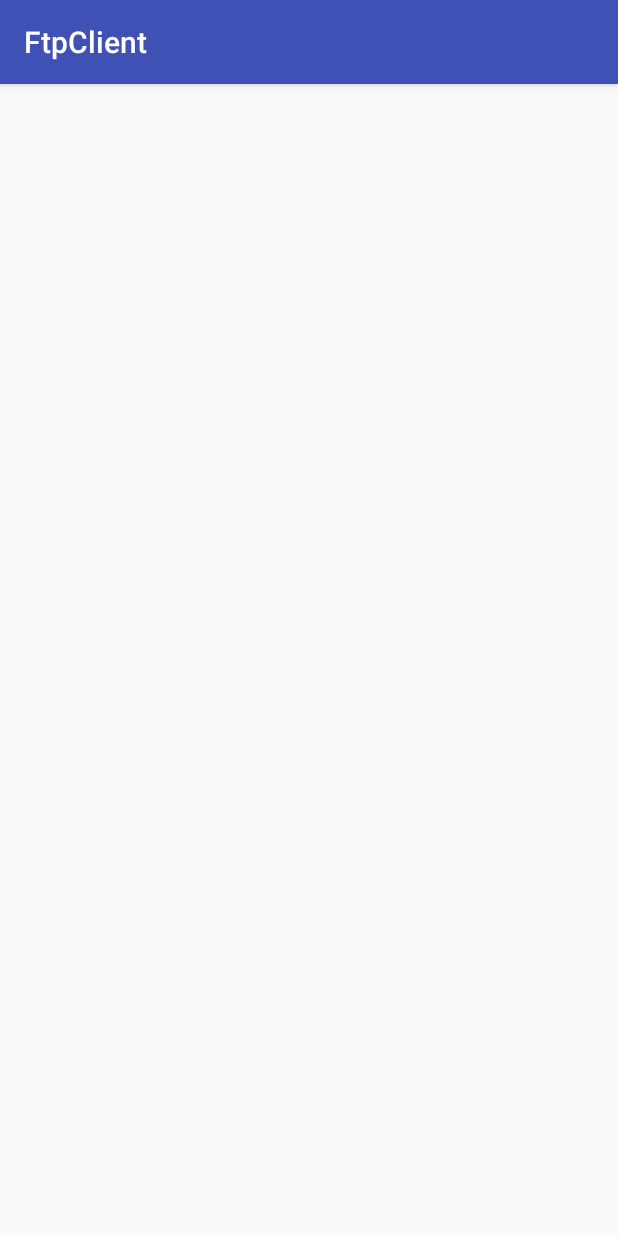
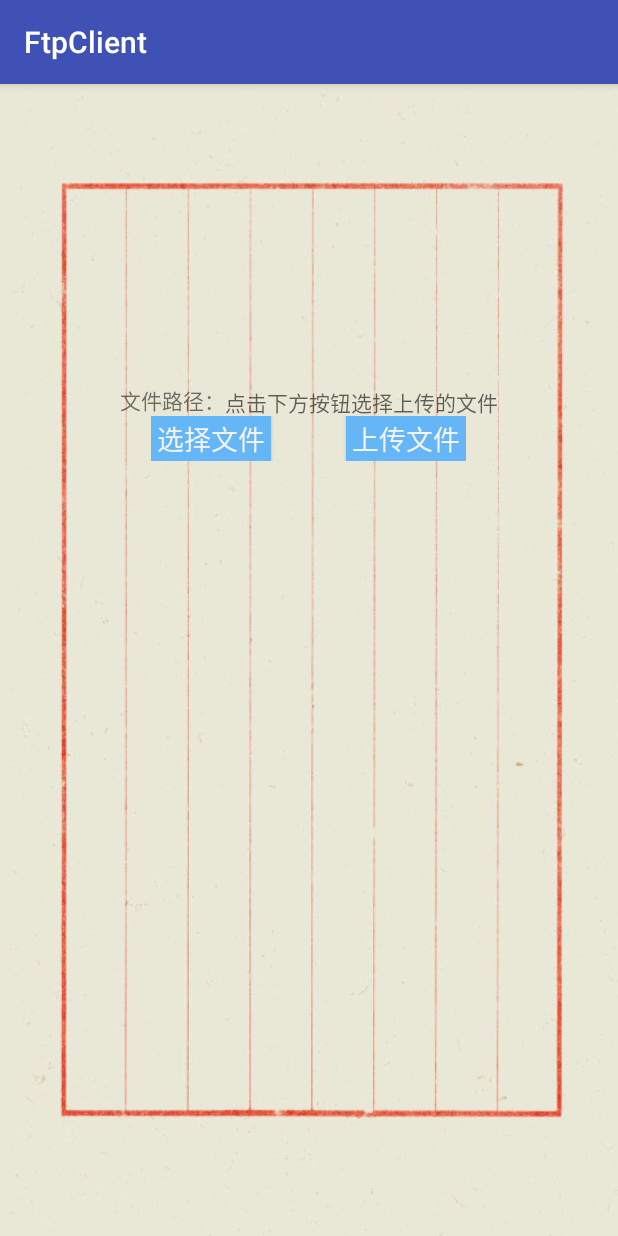
Before and after one commit to wxhnewStar/FtpClient, an Android app: the uploadActivity screen opened directly, with no data from a screen before it, on a phone screen of 412 x 824 dp. Run offline under Robolectric (Android 15) with nearby library versions, the phone set to English and light mode, and no system bars.

Commit message:
22日中午 1.实现了打开文件浏览器选择文件 ps:还未解决路径问题以及上传进度条的问题

```diff
--- a/app/src/main/res/layout/activity_upload.xml
+++ b/app/src/main/res/layout/activity_upload.xml
@@ -1,9 +1,54 @@
 <?xml version="1.0" encoding="utf-8"?>
-<android.support.constraint.ConstraintLayout xmlns:android="http://schemas.android.com/apk/res/android"
+<LinearLayout xmlns:android="http://schemas.android.com/apk/res/android"
     xmlns:app="http://schemas.android.com/apk/res-auto"
     xmlns:tools="http://schemas.android.com/tools"
     android:layout_width="match_parent"
     android:layout_height="match_parent"
-    tools:context="com.example.administrator.ftpclient.uploadActivity">
+    tools:context="com.example.administrator.ftpclient.uploadActivity"
+    android:orientation="vertical"
+    android:background="@mipmap/paper">
+    <LinearLayout
+        android:layout_width="wrap_content"
+        android:layout_height="wrap_content"
+        android:orientation="horizontal"
+        android:layout_gravity="center_horizontal"
+        android:layout_marginTop="200dp"
+        >
+        <TextView
+            android:layout_width="wrap_content"
+            android:layout_height="wrap_content"
+            android:text="文件路径："
+            />
+        <TextView
+            android:layout_width="wrap_content"
+            android:layout_height="wrap_content"
+            android:hint="点击下方按钮选择上传的文件"
+            android:id="@+id/uploadFilePath"/>
+    </LinearLayout>
+    <LinearLayout
+        android:layout_width="wrap_content"
+        android:layout_height="wrap_content"
+        android:layout_gravity="center"
+        android:orientation="horizontal">
+        <Button
+            android:id="@+id/uploadChoose"
+            android:layout_width="80dp"
+            android:layout_height="30dp"
+            android:layout_marginRight="50dp"
+            android:text="选择文件"
+            android:textSize="18dp"
+            android:layout_gravity="center"
+            android:background="@color/colorlogin_background"
+            android:textColor="@color/colorLoginEditText"/>
+        <Button
+            android:id="@+id/uploadconfirm"
+            android:layout_width="80dp"
+            android:layout_height="30dp"
+            android:text="上传文件"
+            android:textSize="18dp"
+            android:layout_gravity="center"
+            android:background="@color/colorlogin_background"
+            android:textColor="@color/colorLoginEditText"/>
+    </LinearLayout>
 
-</android.support.constraint.ConstraintLayout>
+</LinearLayout>
```
Also changed, not shown: app/src/main/java/com/example/administrator/ftpclient/FileUtils.java (added, +35 -0 lines), app/src/main/java/com/example/administrator/ftpclient/uploadActivity.java (+81 -1 lines), app/src/main/res/mipmap-xxhdpi/paper.jpg (added).
